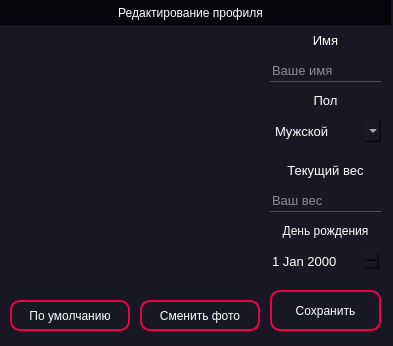
First picture: the form in Program/new_design/profile.ui, repository Daniil-Solo/Training-tracker, before the edit.
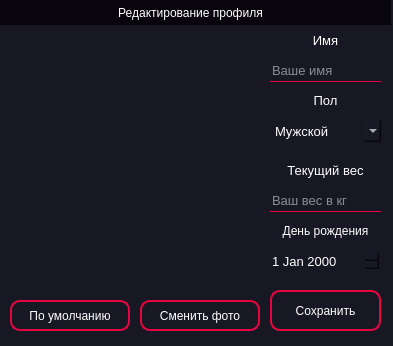
Second picture: the form after the edit. Icons and pictures are not drawn.

Commit message: fix errors in profile

Diff of the .ui file:
```diff
--- a/Program/new_design/profile.ui
+++ b/Program/new_design/profile.ui
@@ -231,7 +231,7 @@
      <string notr="true">border-bottom: 1px solid rgb(230, 5, 64)</string>
     </property>
     <property name="placeholderText">
-     <string>Ваш вес</string>
+     <string>Ваш вес в кг</string>
     </property>
    </widget>
    <widget class="QLabel" name="label_5">
```
The commit also changes 1 other file.
